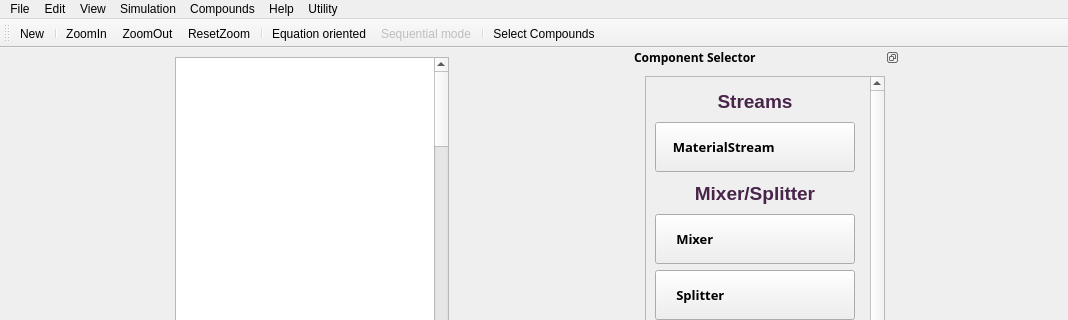
First picture: the form in main.ui, repository FOSSEE/Chemical-Simulator-GUI, before the edit; both pictures show x 0 to 1068 and y 0 to 320 of the 1068 by 803 pixel window.
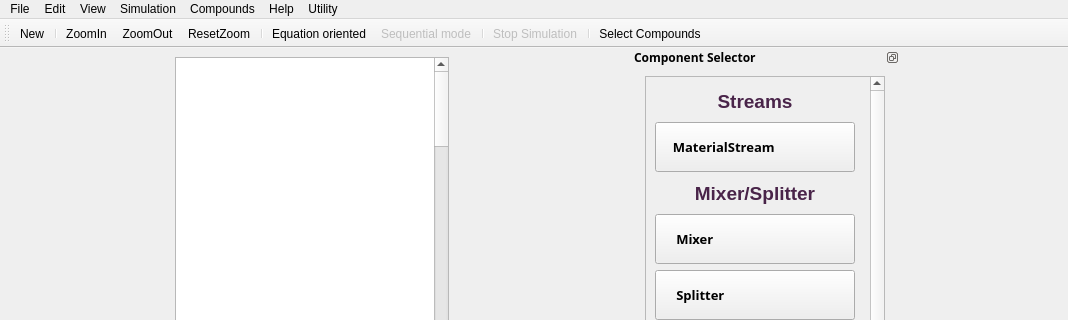
Second picture: the form after the edit. Icons and pictures are not drawn.

Commit message: Fix #58 Stop Simulation Button added

What changed in the file:
```diff
--- a/main.ui
+++ b/main.ui
@@ -2025,6 +2025,8 @@
    <addaction name="actionEquationOriented"/>
    <addaction name="actionSequentialMode"/>
    <addaction name="separator"/>
+   <addaction name="actionTerminate"/>
+   <addaction name="separator"/>
    <addaction name="actionSelectCompounds"/>
   </widget>
   <action name="actionZoomIn">
@@ -2075,6 +2077,18 @@
     <string>Sequential mode</string>
    </property>
   </action>
+  <action name="actionTerminate">
+  <property name="enabled">
+    <bool>false</bool>
+   </property>
+   <property name="icon">
+    <iconset>
+     <normaloff>Icons/stop.png</normaloff>Icons/stop.png</iconset>
+   </property>
+   <property name="text">
+    <string>Stop Simulation</string>
+   </property>
+  </action>
   <action name="actionSelectCompounds">
    <property name="icon">
     <iconset>
@@ -2115,7 +2129,7 @@
   </action>
   <action name="actionTerminate">
    <property name="text">
-    <string>Terminate</string>
+    <string>Stop Simulation</string>
    </property>
   </action>
   <action name="actionUndo">
```
Left out of the diff: 2 changed lines with no effect on the pictures. The commit also changes 4 other files.
